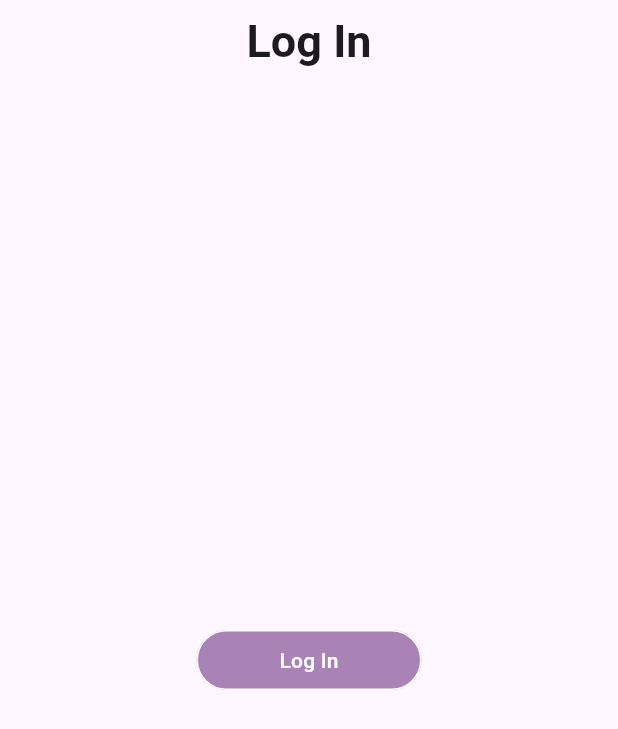
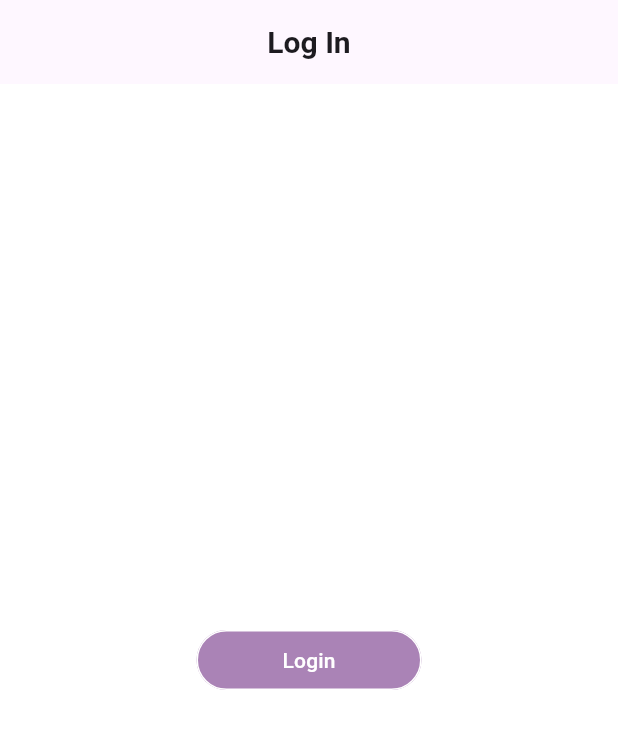
Before and after one commit to liaoh4/books, a Flutter app: the screen it shows after launch, item 3 of the bottom bar chosen, after a tap on "Logout", on a phone screen of 412 x 824 dp. Shown: the top 729 px of the screen. Run offline on Flutter 3.47's test engine with Material 3 defaults, Android fonts, the phone set to English and light mode, and no system bars; our stand-ins replace go_router.

Commit message:
implement gorouter

```diff
--- a/lib/main.dart
+++ b/lib/main.dart
@@ -1,25 +1,17 @@
+import 'package:flutter/material.dart';
+import 'router.dart';
 
-import 'package:flutter/material.dart';
-import 'package:flutter_bloc/flutter_bloc.dart';
-import 'pages/home.dart';
 void main() {
-  runApp(
-    const MyApp()
-  );
+  runApp(const MyApp());
 }
 
 class MyApp extends StatelessWidget {
-  const MyApp({super.key});
+  const MyApp({super.key}); // ✅ 加上构造函数
 
   @override
   Widget build(BuildContext context) {
-    return MaterialApp(
-      title: 'HW4',
-      theme: ThemeData(
-        colorScheme: ColorScheme.fromSeed(seedColor: Colors.deepPurple),
-        useMaterial3: true,
-      ),
-      home: const HomePage(),
+    return MaterialApp.router(
+      routerConfig: router,
     );
   }
 }
--- a/lib/pages/bytitle.dart
+++ b/lib/pages/bytitle.dart
@@ -1,25 +1,12 @@
 import 'package:flutter/material.dart';
-import 'bytitledetail.dart';
-import 'byauthordetail.dart';
-import 'byauthor.dart';
-import 'bytitle.dart';
-import 'profile.dart';
-
+import 'package:go_router/go_router.dart';
 
 class ByTitle extends StatelessWidget {
 
   const ByTitle({super.key});
   @override
   Widget build(BuildContext context) {
-    return Scaffold(
-      appBar: AppBar(
-      centerTitle: true,
-      title: const Text(
-        "Books",
-        style: TextStyle(fontWeight: FontWeight.bold, fontSize: 30),
-      ),
-    ),
-       body: Align(
+    return  Align(
       alignment: Alignment.topCenter,
       child: Column(
 
@@ -37,10 +24,7 @@ class ByTitle extends StatelessWidget {
       const SizedBox(height: 20),
      InkWell(
       onTap: () {
-        Navigator.push(
-          context,
-          MaterialPageRoute(builder: (context) => ByTitleDetail()),
-        );
+       context.push('/byTitleDetail');
       },
       child: Card(
         elevation: 0,
@@ -63,10 +47,7 @@ class ByTitle extends StatelessWidget {
     const SizedBox(height: 24),
     InkWell(
       onTap: () {
-        Navigator.push(
-          context,
-          MaterialPageRoute(builder: (context) => ByTitleDetail()),
-        );
+        context.push('/byTitleDetail');
       },
       child: Card(
         elevation: 0,
@@ -89,47 +70,8 @@ class ByTitle extends StatelessWidget {
     const SizedBox(height: 8),
   ],
 ),
-       ),
-       bottomNavigationBar: BottomNavigationBar(
-
-  onTap: (index) {
 
 
-    Widget nextPage;
-    switch (index) {
-      case 0:
-        nextPage = const ByAuthor();
-        break;
-      case 1:
-        nextPage = const ByTitle();
-        break;
-      case 2:
-        nextPage = const Profile();
-        break;
-      default:
-        nextPage = const ByAuthor();
-    }
-
-    Navigator.pushReplacement(
-      context,
-      MaterialPageRoute(builder: (context) => nextPage),
-    );
-  },
-  items: const [
-    BottomNavigationBarItem(
-      icon: Icon(Icons.person),
-      label: 'By Author',
-    ),
-    BottomNavigationBarItem(
-      icon: Icon(Icons.text_fields),
-      label: 'By Title',
-    ),
-    BottomNavigationBarItem(
-      icon: Icon(Icons.settings),
-      label: 'Profile',
-    ),
-  ],
-),
     );
 
 
--- a/lib/pages/home.dart
+++ /dev/null
@@ -1,73 +0,0 @@
-import 'package:flutter/material.dart';
-import 'byauthor.dart';
-import 'bytitle.dart';
-import 'profile.dart';
-
-class HomePage extends StatefulWidget{
-  const HomePage({super.key});
-  @override
-  State<HomePage> createState() => _HomePageState();
-
-}
-class _HomePageState extends State<HomePage>{
-
-@override
-  Widget build(BuildContext context) {
-    return Scaffold(
-      appBar: AppBar(
-      centerTitle: true,
-      title: const Text(
-        "Books",
-        style: TextStyle(fontWeight: FontWeight.bold, fontSize: 30),
-      ),
-    ),
-       body: Container(
-        color: Colors.white, // 你想要的背景色
-
-      ),
-bottomNavigationBar: BottomNavigationBar(
-
-  onTap: (index) {
-     // 避免重复跳转
-
-    Widget nextPage;
-    switch (index) {
-      case 0:
-        nextPage = const ByAuthor();
-        break;
-      case 1:
-        nextPage = const ByTitle();
-        break;
-      case 2:
-        nextPage = const Profile();
-        break;
-      default:
-        nextPage = const ByAuthor();
-    }
-
-    Navigator.pushReplacement(
-      context,
-      MaterialPageRoute(builder: (context) => nextPage),
-    );
-  },
-  items: const [
-    BottomNavigationBarItem(
-      icon: Icon(Icons.person),
-      label: 'By Author',
-    ),
-    BottomNavigationBarItem(
-      icon: Icon(Icons.text_fields),
-      label: 'By Title',
-    ),
-    BottomNavigationBarItem(
-      icon: Icon(Icons.settings),
-      label: 'Profile',
-    ),
-  ],
-),
-
-    );
-
-
-  }
-}
--- a/lib/pages/login.dart
+++ b/lib/pages/login.dart
@@ -1,9 +1,5 @@
-import 'package:books/pages/home.dart';
 import 'package:flutter/material.dart';
-
-
-
-
+import 'package:go_router/go_router.dart';
 
 class Login extends StatelessWidget {
 
@@ -16,28 +12,25 @@ class Login extends StatelessWidget {
       centerTitle: true,
       title: const Text(
         "Log In",
-        style: TextStyle(fontWeight: FontWeight.bold, fontSize: 30),
+        style: TextStyle(fontWeight: FontWeight.bold, fontSize: 20),
       ),
     ),
 
-    body: Center(
-      child:SizedBox(
-        width:150,
-      child:FilledButton(
+    body: Container(
+      color: Colors.white, // ✅ 设置背景色（你可以改成任何颜色）
+      alignment: Alignment.center, // ✅ 保持内容居中
+      child: SizedBox(
+        width: 150,
+        child: FilledButton(
           onPressed: () {
-      Navigator.pushAndRemoveUntil(
-  context,
-  MaterialPageRoute(builder: (context) => const HomePage()),
-  (Route<dynamic> route) => false,
-);
-
+            context.go('/byAuthor');
           },
           style: FilledButton.styleFrom(
             backgroundColor: const Color.fromARGB(255, 170, 131, 182),
-      foregroundColor:Colors.white,
+            foregroundColor: Colors.white,
             side: const BorderSide(color: Colors.white),
           ),
-      child: const Text('Log In'),
+          child: const Text('Login'),
         ),
       ),
     ),
--- a/lib/pages/profile.dart
+++ b/lib/pages/profile.dart
@@ -1,48 +1,29 @@
-import 'package:books/pages/home.dart';
 import 'package:flutter/material.dart';
-import 'login.dart';
-
-
-
+import 'package:go_router/go_router.dart';
 
 
 class Profile extends StatelessWidget {
+  const Profile({super.key});
 
-  const Profile({super.key});
   @override
   Widget build(BuildContext context) {
-
-    return Scaffold(
-      appBar: AppBar(
-      centerTitle: true,
-      title: const Text(
-        "Profile",
-        style: TextStyle(fontWeight: FontWeight.bold, fontSize: 30),
-      ),
-    ),
-
-    body: Center(
-      child:SizedBox(
-        width:150,
-      child:FilledButton(
+    return Container(
+      color:Colors.white, // ✅ 设置背景色（你可以改成任何颜色）
+      alignment: Alignment.center, // ✅ 保持内容居中
+      child: SizedBox(
+        width: 150,
+        child: FilledButton(
           onPressed: () {
-      Navigator.pushAndRemoveUntil(
-  context,
-  MaterialPageRoute(builder: (context) => const Login()),
-  (Route<dynamic> route) => false,
-);
-
+            context.go('/login');
           },
           style: FilledButton.styleFrom(
             backgroundColor: const Color.fromARGB(255, 170, 131, 182),
-      foregroundColor:Colors.white,
+            foregroundColor: Colors.white,
             side: const BorderSide(color: Colors.white),
           ),
           child: const Text('Logout'),
         ),
       ),
-    ),
     );
-
   }
 }
--- /dev/null
+++ b/lib/router.dart
@@ -0,0 +1,102 @@
+import 'package:flutter/material.dart';
+import 'package:go_router/go_router.dart';
+
+import 'pages/byauthor.dart';
+import 'pages/bytitledetail.dart';
+import 'pages/bytitle.dart';
+import 'pages/byauthordetail.dart';
+import 'pages/profile.dart';
+import 'pages/login.dart';
+
+final _rootNavigatorKey = GlobalKey<NavigatorState>();     // 用于 /login 和 /detail 这些非 shell 页面
+final _shellNavigatorKey = GlobalKey<NavigatorState>();    // 用于主 tab 页嵌套
+
+final GoRouter router = GoRouter(
+  navigatorKey: _rootNavigatorKey,
+  initialLocation: '/byAuthor',
+  routes: [
+    ShellRoute(
+      navigatorKey: _shellNavigatorKey,
+      builder: (context, state, child) {
+        final location = state.uri.toString();
+        String title;
+        if (location.startsWith('/profile')) {
+         title = 'Profile';
+        } else {
+           title = 'Books'; // default
+        }
+        return Scaffold(
+          appBar: AppBar(
+            centerTitle: true,
+            title:  Text(
+            title,
+            style: TextStyle(fontWeight: FontWeight.bold, fontSize: 20),
+          ),
+          ),
+          body: child,
+          bottomNavigationBar: BottomNavigationBar(
+            currentIndex: _getIndex(state.uri.toString()),
+            onTap: (index) {
+              switch (index) {
+                case 0:
+                  context.go('/byAuthor');
+                  break;
+                case 1:
+                  context.go('/byTitle');
+                  break;
+                case 2:
+                  context.go('/profile');
+                  break;
+              }
+            },
+            items: const [
+              BottomNavigationBarItem(icon: Icon(Icons.person), label: 'By Author'),
+              BottomNavigationBarItem(icon: Icon(Icons.title), label: 'By Title'),
+              BottomNavigationBarItem(icon: Icon(Icons.settings), label: 'Profile'),
+            ],
+          ),
+        );
+      },
+      routes: [
+        GoRoute(
+          path: '/byAuthor',
+          name: 'byAuthor',
+          builder: (context, state) => const ByAuthor(),
+        ),
+        GoRoute(
+          path: '/byTitle',
+          name: 'byTitle',
+          builder: (context, state) => const ByTitle(),
+        ),
+        GoRoute(
+          path: '/profile',
+          name: 'profile',
+          builder: (context, state) => const Profile(),
+        ),
+      ],
+    ),
+    GoRoute(
+      path: '/byAuthordetail',
+      name: 'byAuthorDetail',
+      parentNavigatorKey: _rootNavigatorKey, // 跳出 Shell
+      builder: (context, state) => const ByAuthorDetail(),
+    ),
+    GoRoute(
+      path: '/byTitleDetail',
+      name: 'byTitleDetail',
+      parentNavigatorKey: _rootNavigatorKey, // 跳出 Shell
+      builder: (context, state) => const ByTitleDetail(),
+    ),
+    GoRoute(
+      path: '/login',
+      name: 'login',
+      parentNavigatorKey: _rootNavigatorKey, // 跳出 Shell
+      builder: (context, state) => const Login(),
+    ),
+  ],
+);
+int _getIndex(String location) {
+  if (location.startsWith('/byTitle')) return 1;
+  if (location.startsWith('/profile')) return 2;
+  return 0;
+}
```
Also changed, not shown: lib/pages/byauthor.dart (+6 -62 lines). Lines whose indentation alone changed are shown as unchanged.
